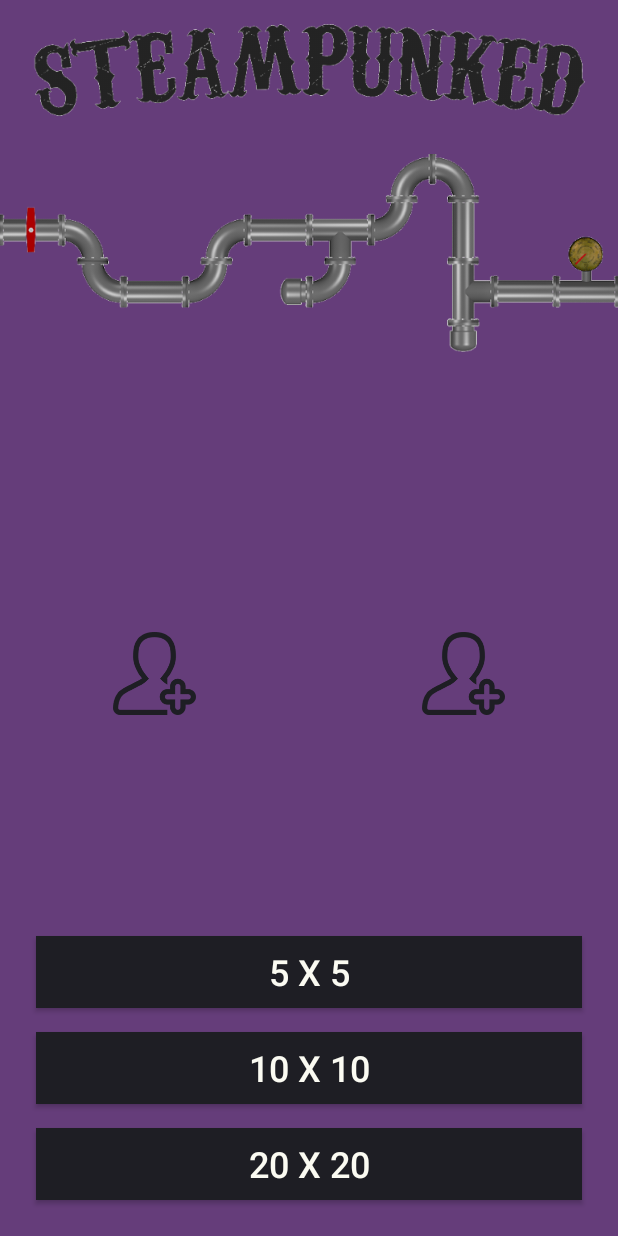
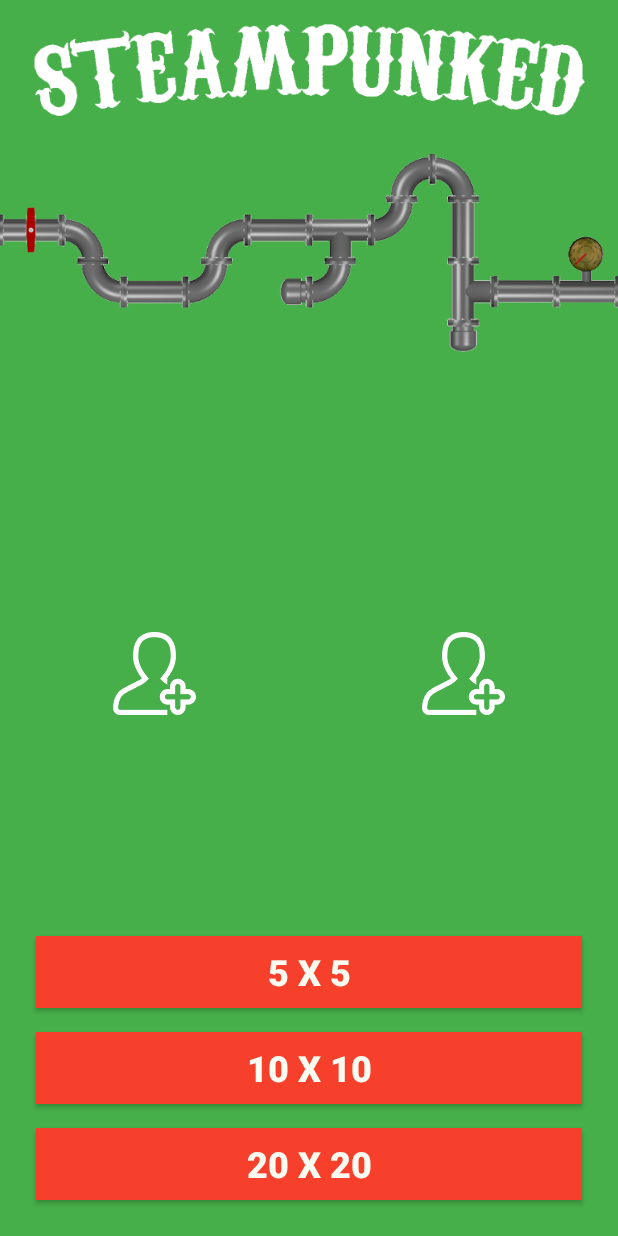
Before and after one commit to royspartyman/project2-steampunked-game, an Android app: the layout activity_game_selection.xml on its own in the app's theme, with its tools: preview values and no code run, on a phone screen of 412 x 824 dp. Run offline under Robolectric (Android 15) with nearby library versions, the phone set to English and light mode, and no system bars.

Commit message:
Simple refactor again

```diff
--- a/app/src/main/res/layout/activity_game_selection.xml
+++ b/app/src/main/res/layout/activity_game_selection.xml
@@ -5,7 +5,7 @@
     android:id="@+id/activity_game_selection"
     android:layout_width="match_parent"
     android:layout_height="match_parent"
-    android:background="@color/deep_purple"
+    android:background="@color/green"
     android:orientation="vertical"
     tools:context="edu.msu.perrym23.project1.GameSelectionActivity">
 
@@ -13,12 +13,13 @@
         android:layout_width="match_parent"
         android:layout_height="wrap_content"
         android:layout_weight="2"
-        android:background="@color/deep_purple"
+        android:background="@color/green"
         android:orientation="vertical">
 
         <ImageView
             android:layout_width="match_parent"
             android:layout_height="wrap_content"
+            android:tint="@color/white"
             android:gravity="center_horizontal|center_vertical"
             android:src="@drawable/splashland" />
 
@@ -47,7 +48,7 @@
                 android:layout_width="match_parent"
                 android:layout_height="wrap_content"
                 android:src="@drawable/ic_user"
-                android:tint="@color/black" />
+                android:tint="@color/white" />
 
             <TextView
                 android:id="@+id/playerOne"
@@ -55,7 +56,7 @@
                 android:layout_height="match_parent"
                 android:gravity="center_horizontal"
                 android:text=""
-                android:textColor="@color/black"
+                android:textColor="@color/white"
                 android:textSize="24sp"
                 android:textStyle="bold" />
         </LinearLayout>
@@ -72,7 +73,7 @@
                 android:layout_width="match_parent"
                 android:layout_height="wrap_content"
                 android:src="@drawable/ic_user"
-                android:tint="@color/black" />
+                android:tint="@color/white" />
 
             <TextView
                 android:id="@+id/playerTwo"
@@ -80,7 +81,7 @@
                 android:layout_height="match_parent"
                 android:gravity="center_horizontal"
                 android:text=""
-                android:textColor="@color/black"
+                android:textColor="@color/white"
                 android:textSize="24sp"
                 android:textStyle="bold" />
         </LinearLayout>
@@ -98,9 +99,10 @@
             android:id="@+id/fivebyfive"
             android:layout_width="match_parent"
             android:layout_height="wrap_content"
-            android:background="@color/black"
+            android:background="@color/red"
             android:text="@string/_5_x_5"
             android:textSize="24sp"
+            android:textStyle="bold"
             android:gravity="center_horizontal|center_vertical"
             android:layout_margin="8dp"
             android:textColor="@color/colorAccent" />
@@ -109,8 +111,9 @@
             android:id="@+id/tenbyten"
             android:layout_width="match_parent"
             android:layout_height="wrap_content"
-            android:background="@color/black"
+            android:background="@color/red"
             android:text="@string/_10_x_10"
+            android:textStyle="bold"
             android:textSize="24sp"
             android:layout_margin="8dp"
             android:gravity="center_horizontal|center_vertical"
@@ -120,7 +123,8 @@
             android:id="@+id/twentybytwenty"
             android:layout_width="match_parent"
             android:layout_height="wrap_content"
-            android:background="@color/black"
+            android:background="@color/red"
+            android:textStyle="bold"
             android:text="@string/_20_x_20"
             android:layout_margin="8dp"
             android:textSize="24sp"
```
Also changed, not shown: app/src/main/res/layout/activity_game.xml (+5 -5 lines), app/src/main/res/layout/activity_game_complete.xml (+5 -3 lines), 1 other file.
